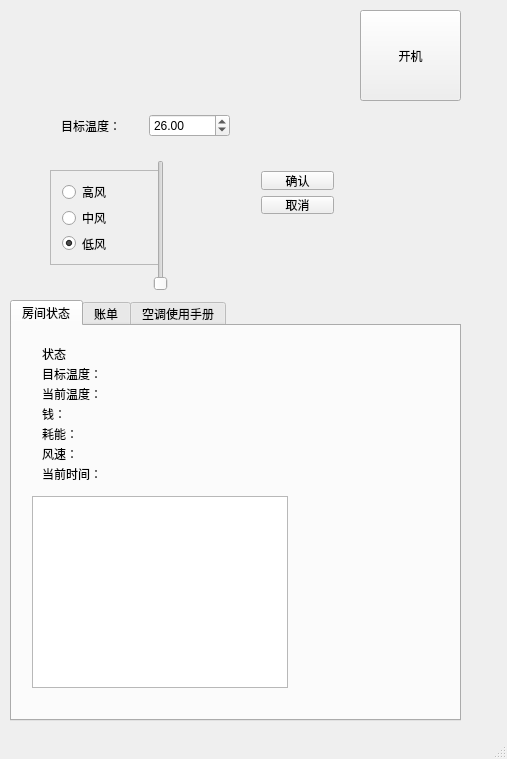
Before: the Qt Designer form client.ui in demoOS-BUPT/demoSE, drawn with Qt 5.
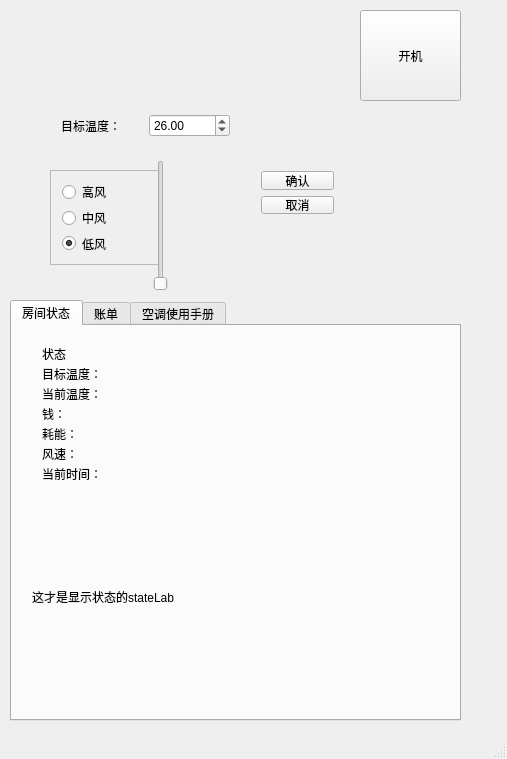
After: the same form once the commit is applied.

Commit message: 合了一下 server端还没有定时给client发消息 设置非阻塞则client会狂发start

Diff of the .ui file:
```diff
--- a/client.ui
+++ b/client.ui
@@ -267,15 +267,18 @@
        <string>当前时间：</string>
       </property>
      </widget>
-     <widget class="QTextBrowser" name="stateBrowser">
+     <widget class="QLabel" name="showLab">
       <property name="geometry">
        <rect>
         <x>20</x>
         <y>170</y>
-        <width>256</width>
-        <height>192</height>
+        <width>331</width>
+        <height>201</height>
        </rect>
       </property>
+      <property name="text">
+       <string>这才是显示状态的stateLab</string>
+      </property>
      </widget>
     </widget>
     <widget class="QWidget" name="table">
```
The commit also changes 4 other files.
